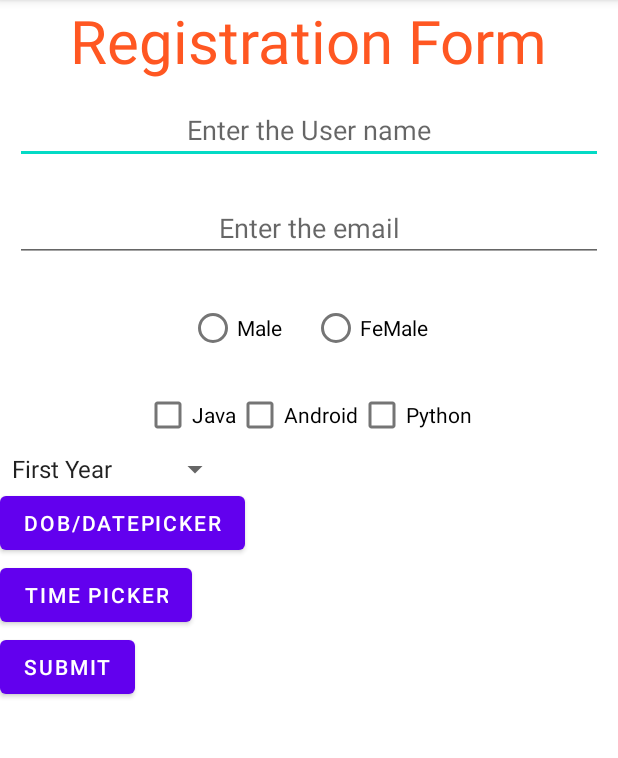
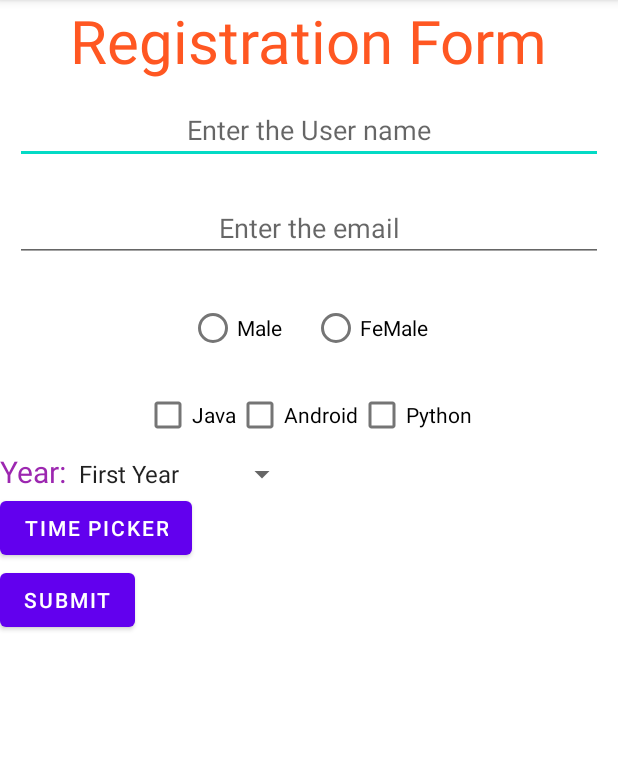
Before and after one commit to Muneiahtellakula/Qis-Android, an Android app: the screen it shows after launch (MainActivity), on a phone screen of 412 x 824 dp, the part 84-842 px from its top. Run offline under Robolectric (Android 15) with nearby library versions, the phone set to English and light mode, and no system bars; our stand-ins replace data binding.

Commit message:
Input Controls app added

```diff
--- a/RegistrionPage/app/build.gradle
+++ b/RegistrionPage/app/build.gradle
@@ -25,6 +25,9 @@ android {
         sourceCompatibility JavaVersion.VERSION_1_8
         targetCompatibility JavaVersion.VERSION_1_8
     }
+    dataBinding{
+        enabled=true
+    }
 }
 
 dependencies {
--- a/RegistrionPage/app/src/main/java/com/example/registrionpage/MainActivity.java
+++ b/RegistrionPage/app/src/main/java/com/example/registrionpage/MainActivity.java
@@ -10,5 +10,6 @@ public class MainActivity extends AppCompatActivity {
     protected void onCreate(Bundle savedInstanceState) {
         super.onCreate(savedInstanceState);
         setContentView(R.layout.activity_main);
+
     }
 }
--- a/RegistrionPage/app/src/main/res/layout/activity_main.xml
+++ b/RegistrionPage/app/src/main/res/layout/activity_main.xml
@@ -1,4 +1,10 @@
 <?xml version="1.0" encoding="utf-8"?>
+<layout
+    xmlns:android="http://schemas.android.com/apk/res/android"
+
+    >
+
+</layout>
 <ScrollView xmlns:app="http://schemas.android.com/apk/res-auto"
     xmlns:tools="http://schemas.android.com/tools"
     android:layout_width="match_parent"
@@ -72,16 +78,21 @@
             android:id="@+id/python"
             android:text="Python"/>
     </LinearLayout>
+    <LinearLayout
+        android:layout_width="wrap_content"
+        android:layout_height="wrap_content">
+    <TextView
+        android:layout_width="wrap_content"
+        android:layout_height="wrap_content"
+        android:text="Year:"
+        android:textColor="#9C27B0"
+        android:textSize="20sp"/>
     <Spinner
         android:layout_width="wrap_content"
         android:layout_height="wrap_content"
         android:id="@+id/spin_year"
         android:entries="@array/year"/>
-    <Button
-        android:layout_width="wrap_content"
-        android:layout_height="wrap_content"
-        android:text="DOB/DatePicker"
-        android:id="@+id/dob_Button"/>
+    </LinearLayout>
     <Button
         android:layout_width="wrap_content"
         android:layout_height="wrap_content"
```
